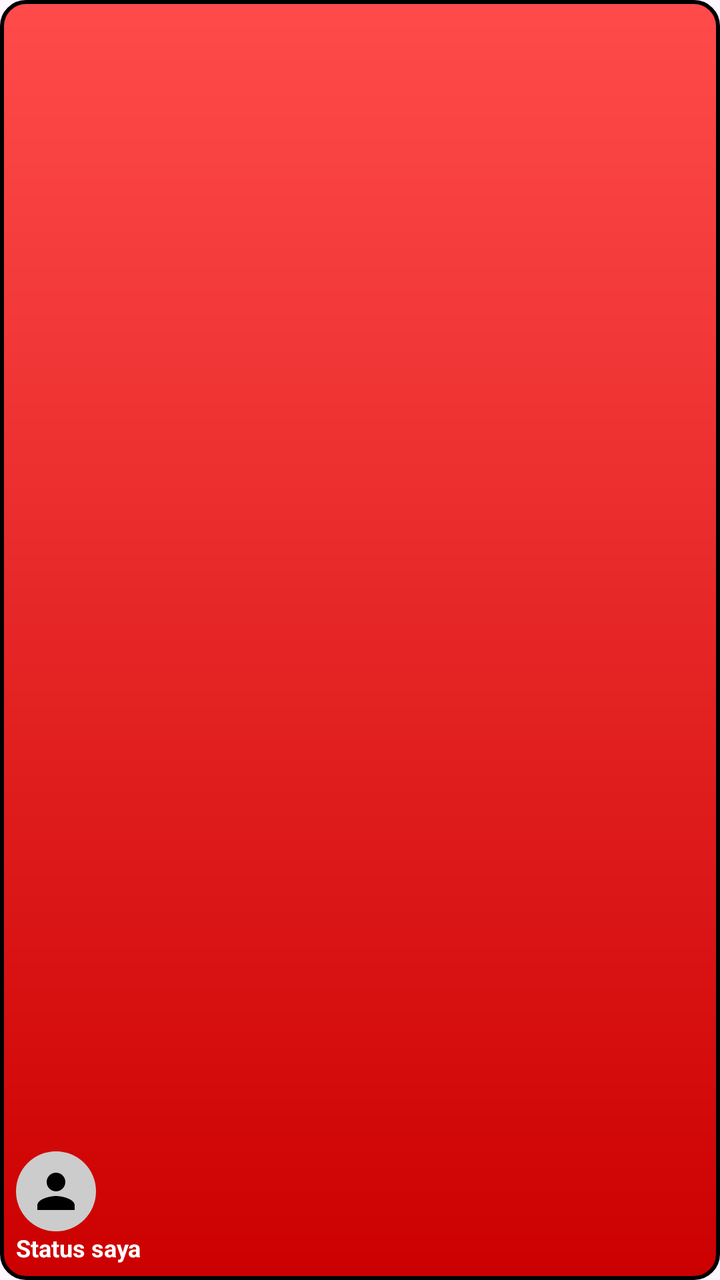
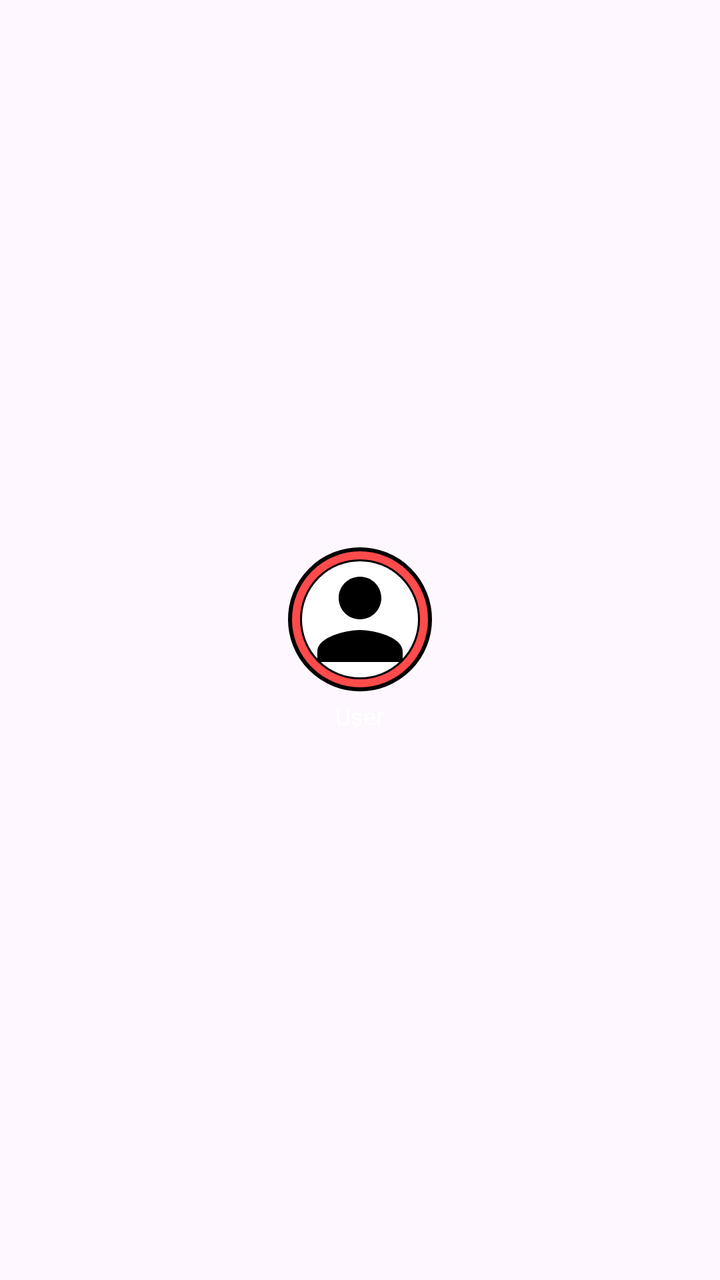

Compare the two renders of this Android layout. The source of the first and the diff that turns it into the second are given below.
<!-- AndroidManifest.xml: application theme Theme.Material3.DayNight.NoActionBar -->
<!-- res/layout/item_story.xml -->
<?xml version="1.0" encoding="utf-8"?>
<LinearLayout xmlns:android="http://schemas.android.com/apk/res/android"
    android:layout_width="120dp"
    android:layout_height="180dp"
    android:orientation="vertical"
    android:layout_marginEnd="12dp"
    android:background="@drawable/bg_story_card"
    android:gravity="bottom"
    android:padding="8dp">

    
    <ImageView
        android:layout_width="40dp"
        android:layout_height="40dp"
        android:src="@drawable/ic_wa_profile"
        android:background="@drawable/bg_avatar_circle"
        android:padding="6dp"
        android:layout_gravity="top|start"/>

    
    <TextView
        android:id="@+id/tvStoryName"
        android:layout_width="wrap_content"
        android:layout_height="wrap_content"
        android:text="Status saya"
        android:textColor="#FFFFFF"
        android:textSize="12sp"
        android:textStyle="bold"/>
</LinearLayout>
<!-- resources referenced by this layout -->
<resources>
  <!-- drawable bg_avatar_circle (drawable) -->
  <?xml version="1.0" encoding="utf-8"?>
  <shape xmlns:android="http://schemas.android.com/apk/res/android" android:shape="oval">
      <solid android:color="#CCCCCC" />
  </shape>
  <!-- drawable bg_story_card (drawable) -->
  <?xml version="1.0" encoding="utf-8"?>
  <shape xmlns:android="http://schemas.android.com/apk/res/android">
      <gradient android:startColor="#FF4B4B" android:endColor="#CC0000" android:angle="270"/>
      <corners android:radius="12dp"/>
      <stroke android:width="2dp" android:color="#000000"/>
  </shape>
  <!-- drawable ic_wa_profile (drawable) -->
  <vector xmlns:android="http://schemas.android.com/apk/res/android" android:width="24dp" android:height="24dp" android:viewportWidth="24" android:viewportHeight="24">
      <path android:fillColor="#000000" android:pathData="M12,12c2.21,0 4,-1.79 4,-4s-1.79,-4 -4,-4 -4,1.79 -4,4 1.79,4 4,4zM12,14c-2.67,0 -8,1.34 -8,4v2h16v-2c0,-2.66 -5.33,-4 -8,-4z"/>
  </vector>
</resources>

<!-- the commit's change to res/layout/item_story.xml (unified diff, before → after) -->
@@ -1,29 +1,31 @@
 <?xml version="1.0" encoding="utf-8"?>
 <LinearLayout xmlns:android="http://schemas.android.com/apk/res/android"
-    android:layout_width="120dp"
-    android:layout_height="180dp"
+    android:layout_width="wrap_content"
+    android:layout_height="wrap_content"
     android:orientation="vertical"
-    android:layout_marginEnd="12dp"
-    android:background="@drawable/bg_story_card"
-    android:gravity="bottom"
-    android:padding="8dp">
+    android:gravity="center"
+    android:layout_marginEnd="16dp">
 
-    
-    <ImageView
-        android:layout_width="40dp"
-        android:layout_height="40dp"
-        android:src="@drawable/ic_wa_profile"
-        android:background="@drawable/bg_avatar_circle"
-        android:padding="6dp"
-        android:layout_gravity="top|start"/>
+    <RelativeLayout
+        android:layout_width="72dp"
+        android:layout_height="72dp">
+        <ImageView
+            android:id="@+id/ivStoryAvatar"
+            android:layout_width="72dp"
+            android:layout_height="72dp"
+            android:src="@drawable/ic_wa_profile"
+            android:background="@drawable/bg_story_ring"
+            android:padding="4dp"/>
+    </RelativeLayout>
 
-    
     <TextView
         android:id="@+id/tvStoryName"
         android:layout_width="wrap_content"
         android:layout_height="wrap_content"
-        android:text="Status saya"
-        android:textColor="#FFFFFF"
+        android:text="User"
         android:textSize="12sp"
-        android:textStyle="bold"/>
+        android:textColor="@color/text_white"
+        android:layout_marginTop="4dp"
+        android:maxLines="1"
+        android:ellipsize="end"/>
 </LinearLayout>
<!-- resource entries referenced after the edit -->
@@ -1,17 +1,24 @@
 <!-- resources referenced by this layout -->
 <resources>
-  <!-- drawable bg_avatar_circle (drawable) -->
+  <color name="text_white">#FFFFFF</color>
+  <!-- drawable bg_story_ring (drawable) -->
   <?xml version="1.0" encoding="utf-8"?>
-  <shape xmlns:android="http://schemas.android.com/apk/res/android" android:shape="oval">
-      <solid android:color="#CCCCCC" />
-  </shape>
-  <!-- drawable bg_story_card (drawable) -->
-  <?xml version="1.0" encoding="utf-8"?>
-  <shape xmlns:android="http://schemas.android.com/apk/res/android">
-      <gradient android:startColor="#FF4B4B" android:endColor="#CC0000" android:angle="270"/>
-      <corners android:radius="12dp"/>
-      <stroke android:width="2dp" android:color="#000000"/>
-  </shape>
+  <layer-list xmlns:android="http://schemas.android.com/apk/res/android">
+      
+      <item>
+          <shape android:shape="oval">
+              <solid android:color="#FF4B4B"/>
+              <stroke android:width="2dp" android:color="#000000"/>
+          </shape>
+      </item>
+      
+      <item android:left="6dp" android:right="6dp" android:top="6dp" android:bottom="6dp">
+          <shape android:shape="oval">
+              <solid android:color="#FFFFFF"/>
+              <stroke android:width="1dp" android:color="#000000"/>
+          </shape>
+      </item>
+  </layer-list>
   <!-- drawable ic_wa_profile (drawable) -->
   <vector xmlns:android="http://schemas.android.com/apk/res/android" android:width="24dp" android:height="24dp" android:viewportWidth="24" android:viewportHeight="24">
       <path android:fillColor="#000000" android:pathData="M12,12c2.21,0 4,-1.79 4,-4s-1.79,-4 -4,-4 -4,1.79 -4,4 1.79,4 4,4zM12,14c-2.67,0 -8,1.34 -8,4v2h16v-2c0,-2.66 -5.33,-4 -8,-4z"/>
